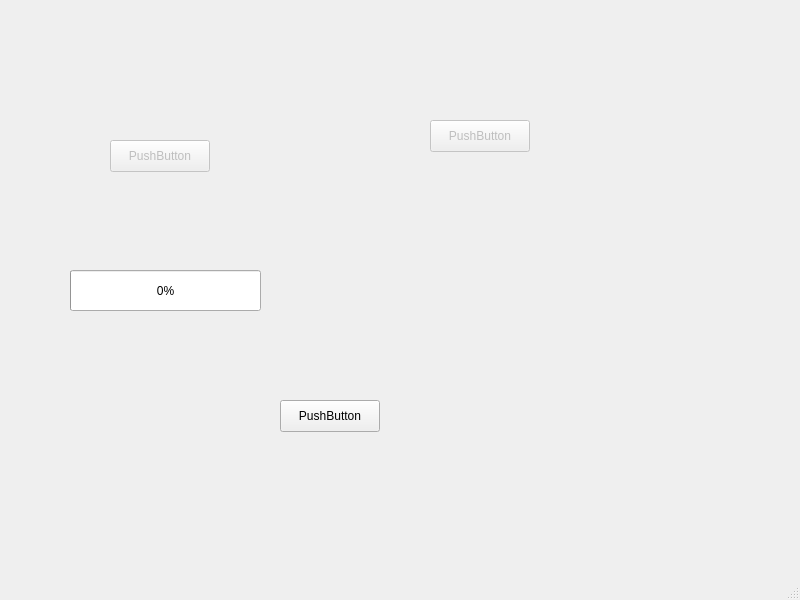
Above: SimonGame/mainwindow.ui from markusbuck/simon-game before the change. Below: the same form after it.
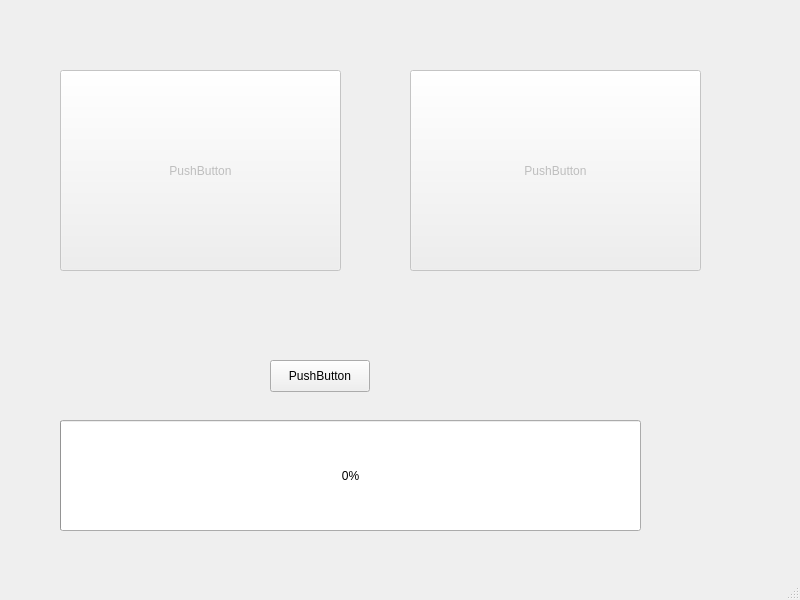
That is the form after the change.

Diff of the .ui file:
```diff
--- a/SimonGame/mainwindow.ui
+++ b/SimonGame/mainwindow.ui
@@ -17,8 +17,8 @@
    <widget class="QPushButton" name="startButton">
     <property name="geometry">
      <rect>
-      <x>280</x>
-      <y>400</y>
+      <x>270</x>
+      <y>360</y>
       <width>100</width>
       <height>32</height>
      </rect>
@@ -33,10 +33,10 @@
     </property>
     <property name="geometry">
      <rect>
-      <x>110</x>
-      <y>140</y>
-      <width>100</width>
-      <height>32</height>
+      <x>60</x>
+      <y>70</y>
+      <width>281</width>
+      <height>201</height>
      </rect>
     </property>
     <property name="text">
@@ -49,10 +49,10 @@
     </property>
     <property name="geometry">
      <rect>
-      <x>430</x>
-      <y>120</y>
-      <width>100</width>
-      <height>32</height>
+      <x>410</x>
+      <y>70</y>
+      <width>291</width>
+      <height>201</height>
      </rect>
     </property>
     <property name="text">
@@ -62,10 +62,10 @@
    <widget class="QProgressBar" name="progressBar">
     <property name="geometry">
      <rect>
-      <x>70</x>
-      <y>270</y>
-      <width>191</width>
-      <height>41</height>
+      <x>60</x>
+      <y>420</y>
+      <width>581</width>
+      <height>111</height>
      </rect>
     </property>
     <property name="value">
```
